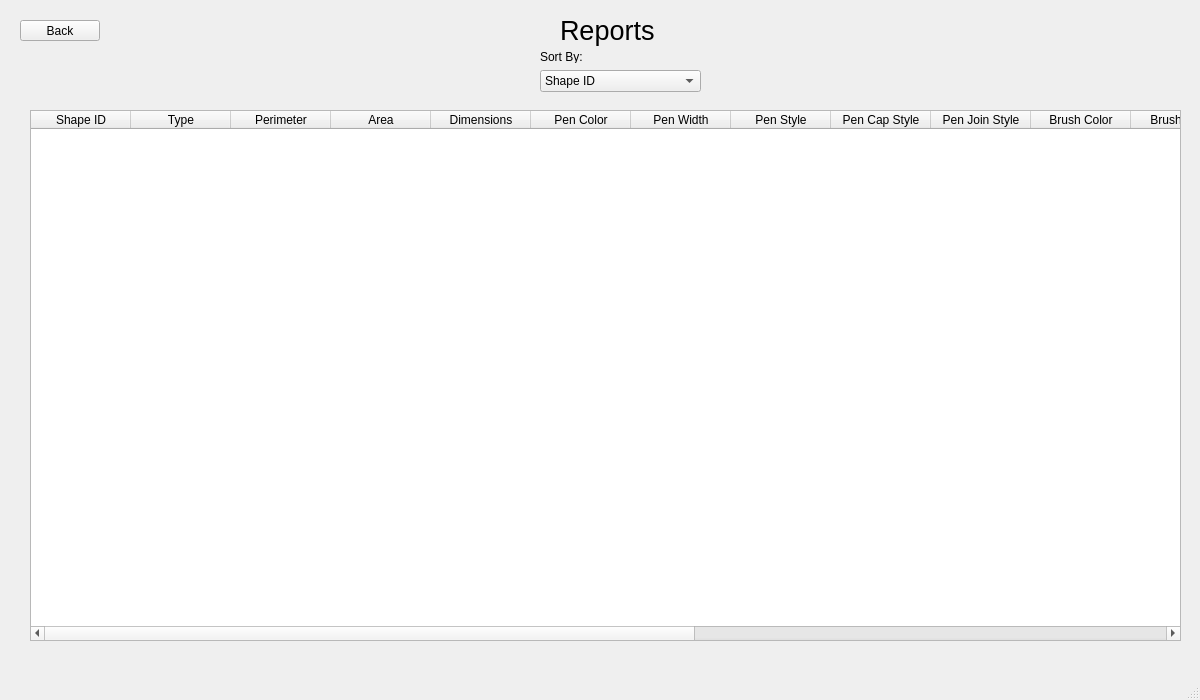
The window that CS1C_Graphics_Modeler/mainwindow.ui (utsavparajuli/CS1C-Group-Project) describes before a commit, drawn with Qt 5.
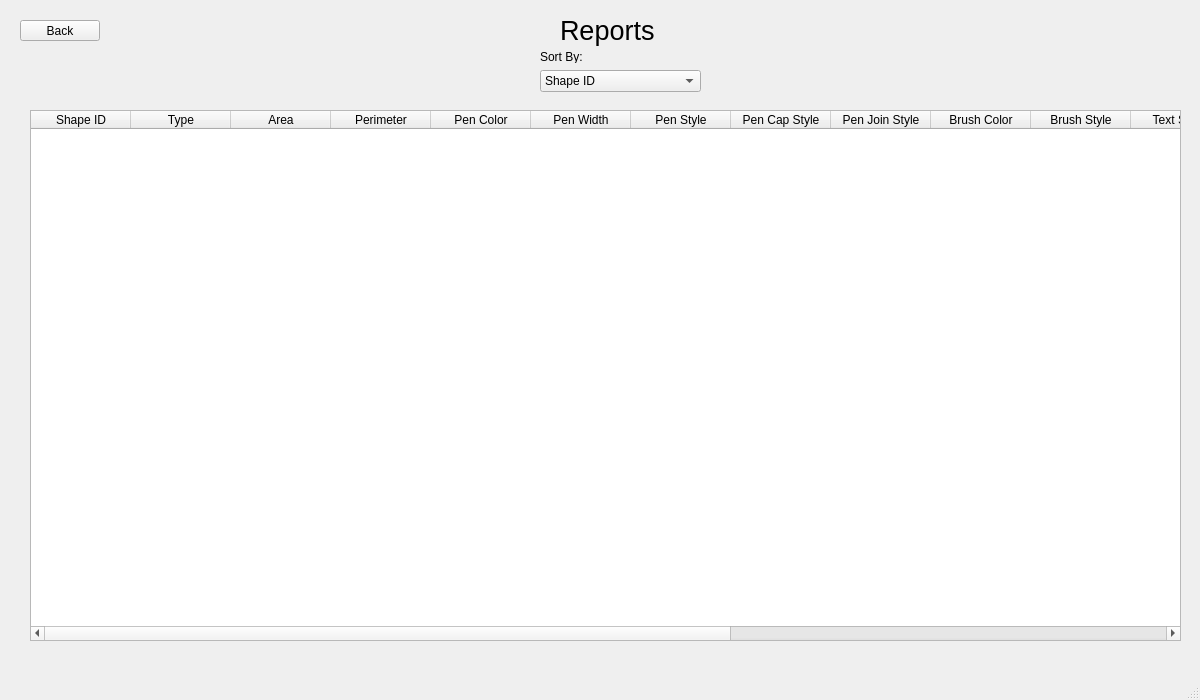
The same window after the commit. Custom widgets are drawn as their Qt base class.

Diff of the .ui file:
```diff
--- a/CS1C_Graphics_Modeler/mainwindow.ui
+++ b/CS1C_Graphics_Modeler/mainwindow.ui
@@ -535,11 +535,6 @@
         <string>Type</string>
        </property>
       </column>
-      <column>
-       <property name="text">
-        <string>Perimeter</string>
-       </property>
-      </column>
       <column>
        <property name="text">
         <string>Area</string>
@@ -547,7 +542,7 @@
       </column>
       <column>
        <property name="text">
-        <string>Dimensions</string>
+        <string>Perimeter</string>
        </property>
       </column>
       <column>
```
